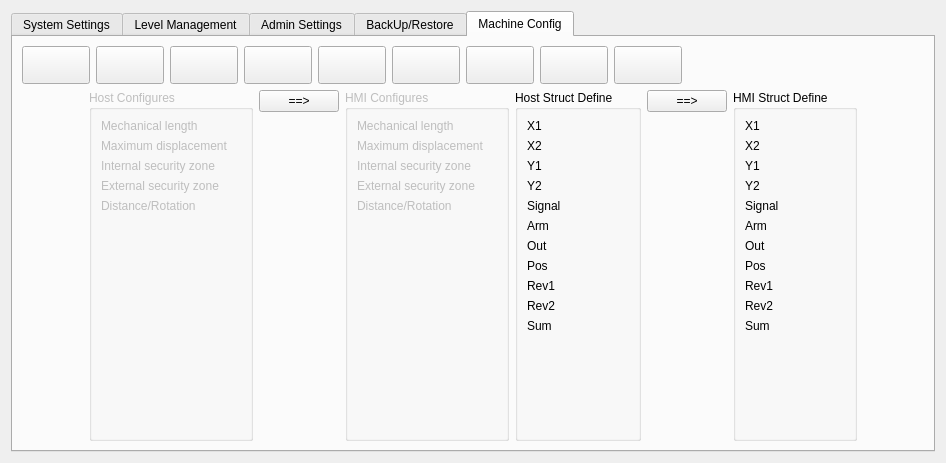
The window that hcsettings/ichcsystemsettingsframe.ui (GaussCheng/2-5AxisPunch) describes before a commit, drawn with Qt 5.
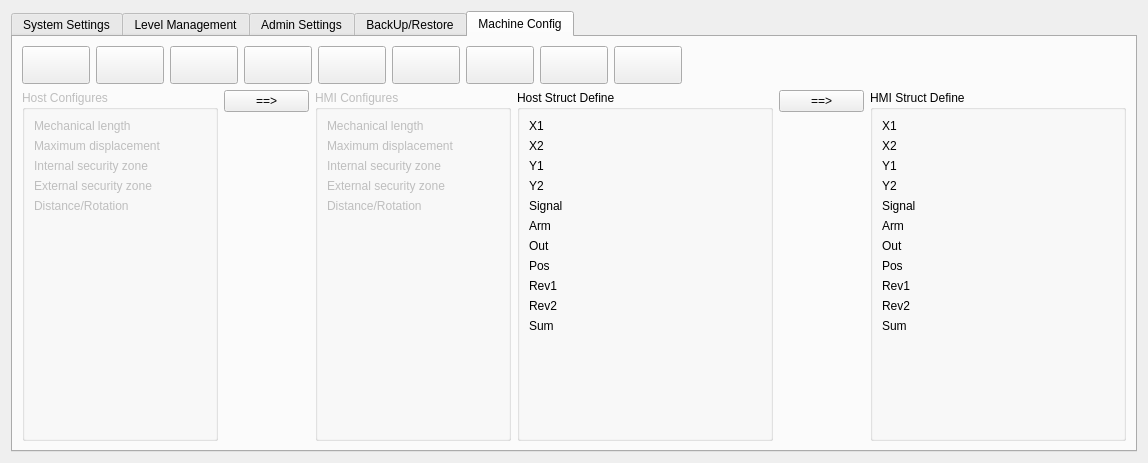
The same window after the commit. The open tabs and pages were chosen to show the change. Icons and pictures are not drawn. Custom widgets are drawn as their Qt base class.

Diff of the .ui file:
```diff
--- a/hcsettings/ichcsystemsettingsframe.ui
+++ b/hcsettings/ichcsystemsettingsframe.ui
@@ -32,7 +32,7 @@
       <enum>QTabWidget::Rounded</enum>
      </property>
      <property name="currentIndex">
-      <number>0</number>
+      <number>4</number>
      </property>
      <widget class="QWidget" name="systemSettingPage">
       <attribute name="title">
@@ -1056,19 +1056,6 @@
        </item>
        <item>
         <layout class="QHBoxLayout" name="horizontalLayout_6">
-         <item>
-          <spacer name="horizontalSpacer_5">
-           <property name="orientation">
-            <enum>Qt::Horizontal</enum>
-           </property>
-           <property name="sizeHint" stdset="0">
-            <size>
-             <width>40</width>
-             <height>20</height>
-            </size>
-           </property>
-          </spacer>
-         </item>
          <item>
           <widget class="QGroupBox" name="hostGroupBox">
            <property name="enabled">
@@ -1083,6 +1070,18 @@
             </property>
             <item row="0" column="0">
              <widget class="QLabel" name="label_21">
+              <property name="sizePolicy">
+               <sizepolicy hsizetype="Fixed" vsizetype="Preferred">
+                <horstretch>0</horstretch>
+                <verstretch>0</verstretch>
+               </sizepolicy>
+              </property>
+              <property name="minimumSize">
+               <size>
+                <width>159</width>
+                <height>0</height>
+               </size>
+              </property>
               <property name="text">
                <string>Mechanical length</string>
               </property>
@@ -1097,6 +1096,18 @@
             </item>
             <item row="1" column="0">
              <widget class="QLabel" name="label_25">
+              <property name="sizePolicy">
+               <sizepolicy hsizetype="Fixed" vsizetype="Preferred">
+                <horstretch>0</horstretch>
+                <verstretch>0</verstretch>
+               </sizepolicy>
+              </property>
+              <property name="minimumSize">
+               <size>
+                <width>159</width>
+                <height>0</height>
+               </size>
+              </property>
               <property name="text">
                <string>Maximum displacement</string>
               </property>
@@ -1111,6 +1122,18 @@
             </item>
             <item row="2" column="0">
              <widget class="QLabel" name="hostISafeLabel">
+              <property name="sizePolicy">
+               <sizepolicy hsizetype="Fixed" vsizetype="Preferred">
+                <horstretch>0</horstretch>
+                <verstretch>0</verstretch>
+               </sizepolicy>
+              </property>
+              <property name="minimumSize">
+               <size>
+                <width>159</width>
+                <height>0</height>
+               </size>
+              </property>
               <property name="text">
                <string>Internal security zone</string>
               </property>
@@ -1125,6 +1148,18 @@
             </item>
             <item row="3" column="0">
              <widget class="QLabel" name="hostOSafeLabel">
+              <property name="sizePolicy">
+               <sizepolicy hsizetype="Fixed" vsizetype="Preferred">
+                <horstretch>0</horstretch>
+                <verstretch>0</verstretch>
+               </sizepolicy>
+              </property>
+              <property name="minimumSize">
+               <size>
+                <width>159</width>
+                <height>0</height>
+               </size>
+              </property>
               <property name="text">
                <string>External security zone</string>
               </property>
@@ -1139,6 +1174,18 @@
             </item>
             <item row="4" column="0">
              <widget class="QLabel" name="label_24">
+              <property name="sizePolicy">
+               <sizepolicy hsizetype="Fixed" vsizetype="Preferred">
+                <horstretch>0</horstretch>
+                <verstretch>0</verstretch>
+               </sizepolicy>
+              </property>
+              <property name="minimumSize">
+               <size>
+                <width>159</width>
+                <height>0</height>
+               </size>
+              </property>
               <property name="text">
                <string>Distance/Rotation</string>
               </property>
@@ -1158,6 +1205,18 @@
           <layout class="QVBoxLayout" name="verticalLayout_6">
            <item>
             <widget class="QPushButton" name="selectHostButton">
+             <property name="sizePolicy">
+              <sizepolicy hsizetype="Fixed" vsizetype="Fixed">
+               <horstretch>0</horstretch>
+               <verstretch>0</verstretch>
+              </sizepolicy>
+             </property>
+             <property name="minimumSize">
+              <size>
+               <width>85</width>
+               <height>0</height>
+              </size>
+             </property>
              <property name="text">
               <string>==&gt;</string>
              </property>
@@ -1192,6 +1251,18 @@
             </property>
             <item row="0" column="0">
              <widget class="QLabel" name="label_7">
+              <property name="sizePolicy">
+               <sizepolicy hsizetype="Fixed" vsizetype="Preferred">
+                <horstretch>0</horstretch>
+                <verstretch>0</verstretch>
+               </sizepolicy>
+              </property>
+              <property name="minimumSize">
+               <size>
+                <width>159</width>
+                <height>0</height>
+               </size>
+              </property>
               <property name="text">
                <string>Mechanical length</string>
               </property>
@@ -1206,6 +1277,18 @@
             </item>
             <item row="1" column="0">
              <widget class="QLabel" name="label_8">
+              <property name="sizePolicy">
+               <sizepolicy hsizetype="Fixed" vsizetype="Preferred">
+                <horstretch>0</horstretch>
+                <verstretch>0</verstretch>
+               </sizepolicy>
+              </property>
+              <property name="minimumSize">
+               <size>
+                <width>159</width>
+                <height>0</height>
+               </size>
+              </property>
               <property name="text">
                <string>Maximum displacement</string>
               </property>
@@ -1220,6 +1303,18 @@
             </item>
             <item row="2" column="0">
              <widget class="QLabel" name="hmiISafeName">
+              <property name="sizePolicy">
+               <sizepolicy hsizetype="Fixed" vsizetype="Preferred">
+                <horstretch>0</horstretch>
+                <verstretch>0</verstretch>
+               </sizepolicy>
+              </property>
+              <property name="minimumSize">
+               <size>
+                <width>159</width>
+                <height>0</height>
+               </size>
+              </property>
               <property name="text">
                <string>Internal security zone</string>
               </property>
@@ -1234,6 +1329,18 @@
             </item>
             <item row="3" column="0">
              <widget class="QLabel" name="hmiOSafeName">
+              <property name="sizePolicy">
+               <sizepolicy hsizetype="Fixed" vsizetype="Preferred">
+                <horstretch>0</horstretch>
+                <verstretch>0</verstretch>
+               </sizepolicy>
+              </property>
+              <property name="minimumSize">
+               <size>
+                <width>159</width>
+                <height>0</height>
+               </size>
+              </property>
               <property name="text">
                <string>External security zone</string>
               </property>
@@ -1248,6 +1355,18 @@
             </item>
             <item row="4" column="0">
              <widget class="QLabel" name="label_11">
+              <property name="sizePolicy">
+               <sizepolicy hsizetype="Fixed" vsizetype="Preferred">
+                <horstretch>0</horstretch>
+                <verstretch>0</verstretch>
+               </sizepolicy>
+              </property>
+              <property name="minimumSize">
+               <size>
+                <width>159</width>
+                <height>0</height>
+               </size>
+              </property>
               <property name="text">
                <string>Distance/Rotation</string>
               </property>
@@ -1274,6 +1393,18 @@
             </property>
             <item row="0" column="0">
              <widget class="QLabel" name="label_22">
+              <property name="sizePolicy">
+               <sizepolicy hsizetype="Fixed" vsizetype="Preferred">
+                <horstretch>0</horstretch>
+                <verstretch>0</verstretch>
+               </sizepolicy>
+              </property>
+              <property name="minimumSize">
+               <size>
+                <width>152</width>
+                <height>0</height>
+               </size>
+              </property>
               <property name="text">
                <string>X1</string>
               </property>
@@ -1281,6 +1412,18 @@
             </item>
             <item row="1" column="0">
              <widget class="QLabel" name="label_23">
+              <property name="sizePolicy">
+               <sizepolicy hsizetype="Fixed" vsizetype="Preferred">
+                <horstretch>0</horstretch>
+                <verstretch>0</verstretch>
+               </sizepolicy>
+              </property>
+              <property name="minimumSize">
+               <size>
+                <width>152</width>
+                <height>0</height>
+               </size>
+              </property>
               <property name="text">
                <string>X2</string>
               </property>
@@ -1288,6 +1431,18 @@
             </item>
             <item row="2" column="0">
              <widget class="QLabel" name="label_26">
+              <property name="sizePolicy">
+               <sizepolicy hsizetype="Fixed" vsizetype="Preferred">
+                <horstretch>0</horstretch>
+                <verstretch>0</verstretch>
+               </sizepolicy>
+              </property>
+              <property name="minimumSize">
+               <size>
+                <width>152</width>
+                <height>0</height>
+               </size>
+              </property>
               <property name="text">
                <string>Y1</string>
               </property>
@@ -1295,6 +1450,18 @@
             </item>
             <item row="3" column="0">
              <widget class="QLabel" name="label_27">
+              <property name="sizePolicy">
+               <sizepolicy hsizetype="Fixed" vsizetype="Preferred">
+                <horstretch>0</horstretch>
+                <verstretch>0</verstretch>
+               </sizepolicy>
+              </property>
+              <property name="minimumSize">
+               <size>
+                <width>152</width>
+                <height>0</height>
+               </size>
+              </property>
               <property name="text">
                <string>Y2</string>
               </property>
@@ -1302,6 +1469,18 @@
             </item>
             <item row="0" column="1">
              <widget class="QLabel" name="hostX1">
+              <property name="sizePolicy">
+               <sizepolicy hsizetype="Fixed" vsizetype="Preferred">
+                <horstretch>0</horstretch>
+                <verstretch>0</verstretch>
+               </sizepolicy>
+              </property>
+              <property name="minimumSize">
+               <size>
+                <width>74</width>
+                <height>0</height>
+               </size>
+              </property>
               <property name="text">
                <string/>
               </property>
@@ -1309,6 +1488,18 @@
             </item>
             <item row="1" column="1">
              <widget class="QLabel" name="hostX2">
+              <property name="sizePolicy">
+               <sizepolicy hsizetype="Fixed" vsizetype="Preferred">
+                <horstretch>0</horstretch>
+                <verstretch>0</verstretch>
+               </sizepolicy>
+              </property>
+              <property name="minimumSize">
+               <size>
+                <width>74</width>
+                <height>0</height>
+               </size>
+              </property>
               <property name="text">
                <string/>
               </property>
@@ -1316,6 +1507,18 @@
             </item>
             <item row="2" column="1">
              <widget class="QLabel" name="hostY1">
+              <property name="sizePolicy">
+               <sizepolicy hsizetype="Fixed" vsizetype="Preferred">
+                <horstretch>0</horstretch>
+                <verstretch>0</verstretch>
+               </sizepolicy>
+              </property>
+              <property name="minimumSize">
+               <size>
+                <width>74</width>
+                <height>0</height>
+               </size>
+              </property>
               <property name="text">
                <string/>
               </property>
@@ -1323,6 +1526,18 @@
             </item>
             <item row="3" column="1">
              <widget class="QLabel" name="hostY2">
+              <property name="sizePolicy">
+               <sizepolicy hsizetype="Fixed" vsizetype="Preferred">
+                <horstretch>0</horstretch>
+                <verstretch>0</verstretch>
+               </sizepolicy>
+              </property>
+              <property name="minimumSize">
+               <size>
+                <width>74</width>
+                <height>0</height>
+               </size>
+              </property>
               <property name="text">
                <string/>
               </property>
@@ -1330,6 +1545,18 @@
             </item>
             <item row="4" column="0">
              <widget class="QLabel" name="label_28">
+              <property name="sizePolicy">
+               <sizepolicy hsizetype="Fixed" vsizetype="Preferred">
+                <horstretch>0</horstretch>
+                <verstretch>0</verstretch>
+               </sizepolicy>
+              </property>
+              <property name="minimumSize">
+               <size>
+                <width>152</width>
+                <height>0</height>
+               </size>
+              </property>
               <property name="text">
                <string>Signal</string>
               </property>
@@ -1337,6 +1564,18 @@
             </item>
             <item row="4" column="1">
              <widget class="QLabel" name="hostSignal">
+              <property name="sizePolicy">
+               <sizepolicy hsizetype="Fixed" vsizetype="Preferred">
+                <horstretch>0</horstretch>
+                <verstretch>0</verstretch>
+               </sizepolicy>
+              </property>
+              <property name="minimumSize">
+               <size>
+                <width>74</width>
+                <height>0</height>
+               </size>
+              </property>
               <property name="text">
                <string/>
               </property>
@@ -1344,6 +1583,18 @@
             </item>
             <item row="5" column="0">
              <widget class="QLabel" name="label_29">
+              <property name="sizePolicy">
+               <sizepolicy hsizetype="Fixed" vsizetype="Preferred">
+                <horstretch>0</horstretch>
+                <verstretch>0</verstretch>
+               </sizepolicy>
+              </property>
+              <property name="minimumSize">
+               <size>
+                <width>152</width>
+                <height>0</height>
+               </size>
+              </property>
               <property name="text">
                <string>Arm</string>
               </property>
@@ -1351,6 +1602,18 @@
             </item>
             <item row="5" column="1">
              <widget class="QLabel" name="hostArm">
+              <property name="sizePolicy">
+               <sizepolicy hsizetype="Fixed" vsizetype="Preferred">
+                <horstretch>0</horstretch>
+                <verstretch>0</verstretch>
+               </sizepolicy>
+              </property>
+              <property name="minimumSize">
+               <size>
+                <width>74</width>
+                <height>0</height>
+               </size>
+              </property>
               <property name="text">
                <string/>
               </property>
@@ -1358,6 +1621,18 @@
             </item>
             <item row="6" column="0">
              <widget class="QLabel" name="label_30">
+              <property name="sizePolicy">
+               <sizepolicy hsizetype="Fixed" vsizetype="Preferred">
+                <horstretch>0</horstretch>
+                <verstretch>0</verstretch>
+               </sizepolicy>
+              </property>
+              <property name="minimumSize">
+               <size>
+                <width>152</width>
+                <height>0</height>
+               </size>
+              </property>
               <property name="text">
                <string>Out</string>
               </property>
@@ -1365,6 +1640,18 @@
             </item>
             <item row="6" column="1">
              <widget class="QLabel" name="hostOut">
+              <property name="sizePolicy">
+               <sizepolicy hsizetype="Fixed" vsizetype="Preferred">
+                <horstretch>0</horstretch>
+                <verstretch>0</verstretch>
+               </sizepolicy>
+              </property>
+              <property name="minimumSize">
+               <size>
+                <width>74</width>
+                <height>0</height>
+               </size>
+              </property>
               <property name="text">
                <string/>
               </property>
@@ -1372,6 +1659,18 @@
             </item>
             <item row="7" column="0">
              <widget class="QLabel" name="label_31">
+              <property name="sizePolicy">
+               <sizepolicy hsizetype="Fixed" vsizetype="Preferred">
+                <horstretch>0</horstretch>
+                <verstretch>0</verstretch>
+               </sizepolicy>
+              </property>
+              <property name="minimumSize">
+               <size>
+                <width>152</width>
+                <height>0</height>
+               </size>
+              </property>
               <property name="text">
                <string>Pos</string>
               </property>
@@ -1379,6 +1678,18 @@
             </item>
             <item row="7" column="1">
              <widget class="QLabel" name="hostPos">
+              <property name="sizePolicy">
+               <sizepolicy hsizetype="Fixed" vsizetype="Preferred">
+                <horstretch>0</horstretch>
+                <verstretch>0</verstretch>
+               </sizepolicy>
+              </property>
+              <property name="minimumSize">
+               <size>
+                <width>74</width>
+                <height>0</height>
+               </size>
+              </property>
               <property name="text">
                <string/>
               </property>
@@ -1386,6 +1697,18 @@
             </item>
             <item row="8" column="0">
              <widget class="QLabel" name="label_32">
+              <property name="sizePolicy">
+               <sizepolicy hsizetype="Fixed" vsizetype="Preferred">
+                <horstretch>0</horstretch>
+                <verstretch>0</verstretch>
+               </sizepolicy>
+              </property>
+              <property name="minimumSize">
+               <size>
+                <width>152</width>
+                <height>0</height>
+               </size>
+              </property>
               <property name="text">
                <string>Rev1</string>
               </property>
@@ -1393,6 +1716,18 @@
             </item>
             <item row="9" column="0">
              <widget class="QLabel" name="label_33">
+              <property name="sizePolicy">
+               <sizepolicy hsizetype="Fixed" vsizetype="Preferred">
+                <horstretch>0</horstretch>
+                <verstretch>0</verstretch>
+               </sizepolicy>
+              </property>
+              <property name="minimumSize">
+               <size>
+                <width>152</width>
+                <height>0</height>
+               </size>
+              </property>
               <property name="text">
                <string>Rev2</string>
               </property>
@@ -1400,6 +1735,18 @@
             </item>
             <item row="10" column="0">
              <widget class="QLabel" name="label_34">
+              <property name="sizePolicy">
+               <sizepolicy hsizetype="Fixed" vsizetype="Preferred">
+                <horstretch>0</horstretch>
+                <verstretch>0</verstretch>
+               </sizepolicy>
+              </property>
+              <property name="minimumSize">
+               <size>
+                <width>152</width>
+                <height>0</height>
+               </size>
+              </property>
               <property name="text">
                <string>Sum</string>
               </property>
@@ -1407,6 +1754,18 @@
             </item>
             <item row="8" column="1">
              <widget class="QLabel" name="hostRev1">
+              <property name="sizePolicy">
+               <sizepolicy hsizetype="Fixed" vsizetype="Preferred">
+                <horstretch>0</horstretch>
+                <verstretch>0</verstretch>
+               </sizepolicy>
+              </property>
+              <property name="minimumSize">
+               <size>
+                <width>74</width>
+                <height>0</height>
+               </size>
+              </property>
               <property name="text">
                <string/>
               </property>
@@ -1414,6 +1773,18 @@
             </item>
             <item row="9" column="1">
              <widget class="QLabel" name="hostRev2">
+              <property name="sizePolicy">
+               <sizepolicy hsizetype="Fixed" vsizetype="Preferred">
+                <horstretch>0</horstretch>
+                <verstretch>0</verstretch>
+               </sizepolicy>
+              </property>
+              <property name="minimumSize">
+               <size>
+                <width>74</width>
+                <height>0</height>
+               </size>
+              </property>
               <property name="text">
                <string/>
               </property>
@@ -1421,6 +1792,18 @@
             </item>
             <item row="10" column="1">
              <widget class="QLabel" name="hostSum">
+              <property name="sizePolicy">
+               <sizepolicy hsizetype="Fixed" vsizetype="Preferred">
+                <horstretch>0</horstretch>
+                <verstretch>0</verstretch>
+               </sizepolicy>
+              </property>
+              <property name="minimumSize">
+               <size>
+                <width>74</width>
+                <height>0</height>
+               </size>
+              </property>
               <property name="text">
                <string/>
               </property>
@@ -1433,6 +1816,18 @@
           <layout class="QVBoxLayout" name="verticalLayout_7">
            <item>
             <widget class="QPushButton" name="structSelectHostButton">
+             <property name="sizePolicy">
+              <sizepolicy hsizetype="Fixed" vsizetype="Fixed">
+               <horstretch>0</horstretch>
+               <verstretch>0</verstretch>
+              </sizepolicy>
+             </property>
+             <property name="minimumSize">
+              <size>
+               <width>85</width>
+               <height>0</height>
+              </size>
+             </property>
              <property name="text">
               <string>==&gt;</string>
              </property>
@@ -1464,55 +1859,151 @@
             </property>
             <item row="0" column="0">
              <widget class="QLabel" name="label_3">
+              <property name="sizePolicy">
+               <sizepolicy hsizetype="Fixed" vsizetype="Preferred">
+                <horstretch>0</horstretch>
+                <verstretch>0</verstretch>
+               </sizepolicy>
+              </property>
+              <property name="minimumSize">
+               <size>
+                <width>152</width>
+                <height>0</height>
+               </size>
+              </property>
               <property name="text">
                <string>X1</string>
               </property>
              </widget>
             </item>
-            <item row="1" column="0">
-             <widget class="QLabel" name="label_9">
-              <property name="text">
-               <string>X2</string>
-              </property>
-             </widget>
-            </item>
-            <item row="2" column="0">
-             <widget class="QLabel" name="label_10">
-              <property name="text">
-               <string>Y1</string>
-              </property>
-             </widget>
-            </item>
-            <item row="3" column="0">
-             <widget class="QLabel" name="label_12">
-              <property name="text">
-               <string>Y2</string>
-              </property>
-             </widget>
-            </item>
             <item row="0" column="1">
              <widget class="QLabel" name="hmiX1">
+              <property name="sizePolicy">
+               <sizepolicy hsizetype="Fixed" vsizetype="Preferred">
+                <horstretch>0</horstretch>
+                <verstretch>0</verstretch>
+               </sizepolicy>
+              </property>
+              <property name="minimumSize">
+               <size>
+                <width>74</width>
+                <height>0</height>
+               </size>
+              </property>
               <property name="text">
                <string/>
               </property>
              </widget>
             </item>
+            <item row="1" column="0">
+             <widget class="QLabel" name="label_9">
+              <property name="sizePolicy">
+               <sizepolicy hsizetype="Fixed" vsizetype="Preferred">
+                <horstretch>0</horstretch>
+                <verstretch>0</verstretch>
+               </sizepolicy>
+              </property>
+              <property name="minimumSize">
+               <size>
+                <width>152</width>
+                <height>0</height>
+               </size>
+              </property>
+              <property name="text">
+               <string>X2</string>
+              </property>
+             </widget>
+            </item>
             <item row="1" column="1">
              <widget class="QLabel" name="hmiX2">
+              <property name="sizePolicy">
+               <sizepolicy hsizetype="Fixed" vsizetype="Preferred">
+                <horstretch>0</horstretch>
+                <verstretch>0</verstretch>
+               </sizepolicy>
+              </property>
+              <property name="minimumSize">
+               <size>
+                <width>74</width>
+                <height>0</height>
+               </size>
+              </property>
               <property name="text">
                <string/>
               </property>
              </widget>
             </item>
+            <item row="2" column="0">
+             <widget class="QLabel" name="label_10">
+              <property name="sizePolicy">
+               <sizepolicy hsizetype="Fixed" vsizetype="Preferred">
+                <horstretch>0</horstretch>
+                <verstretch>0</verstretch>
+               </sizepolicy>
+              </property>
+              <property name="minimumSize">
+               <size>
+                <width>152</width>
+                <height>0</height>
+               </size>
+              </property>
+              <property name="text">
+               <string>Y1</string>
+              </property>
+             </widget>
+            </item>
             <item row="2" column="1">
              <widget class="QLabel" name="hmiY1">
+              <property name="sizePolicy">
+               <sizepolicy hsizetype="Fixed" vsizetype="Preferred">
+                <horstretch>0</horstretch>
+                <verstretch>0</verstretch>
+               </sizepolicy>
+              </property>
+              <property name="minimumSize">
+               <size>
+                <width>74</width>
+                <height>0</height>
+               </size>
+              </property>
               <property name="text">
                <string/>
               </property>
              </widget>
             </item>
+            <item row="3" column="0">
+             <widget class="QLabel" name="label_12">
+              <property name="sizePolicy">
+               <sizepolicy hsizetype="Fixed" vsizetype="Preferred">
+                <horstretch>0</horstretch>
+                <verstretch>0</verstretch>
+               </sizepolicy>
+              </property>
+              <property name="minimumSize">
+               <size>
+                <width>152</width>
+                <height>0</height>
+               </size>
+              </property>
+              <property name="text">
+               <string>Y2</string>
+              </property>
+             </widget>
+            </item>
             <item row="3" column="1">
              <widget class="QLabel" name="hmiY2">
+              <property name="sizePolicy">
+               <sizepolicy hsizetype="Fixed" vsizetype="Preferred">
+                <horstretch>0</horstretch>
+                <verstretch>0</verstretch>
+               </sizepolicy>
+              </property>
+              <property name="minimumSize">
+               <size>
+                <width>74</width>
+                <height>0</height>
+               </size>
+              </property>
               <property name="text">
                <string/>
               </property>
@@ -1520,6 +2011,18 @@
             </item>
             <item row="4" column="0">
              <widget class="QLabel" name="label_13">
+              <property name="sizePolicy">
+               <sizepolicy hsizetype="Fixed" vsizetype="Preferred">
+                <horstretch>0</horstretch>
+                <verstretch>0</verstretch>
+               </sizepolicy>
+              </property>
+              <property name="minimumSize">
+               <size>
+                <width>152</width>
+                <height>0</height>
+               </size>
+              </property>
               <property name="text">
                <string>Signal</string>
               </property>
@@ -1527,6 +2030,18 @@
             </item>
             <item row="4" column="1">
              <widget class="QLabel" name="hmiSignal">
+              <property name="sizePolicy">
+               <sizepolicy hsizetype="Fixed" vsizetype="Preferred">
+                <horstretch>0</horstretch>
+                <verstretch>0</verstretch>
+               </sizepolicy>
+              </property>
+              <property name="minimumSize">
+               <size>
+                <width>74</width>
+                <height>0</height>
+               </size>
+              </property>
               <property name="text">
                <string/>
               </property>
@@ -1534,6 +2049,18 @@
             </item>
             <item row="5" column="0">
              <widget class="QLabel" name="label_16">
+              <property name="sizePolicy">
+               <sizepolicy hsizetype="Fixed" vsizetype="Preferred">
+                <horstretch>0</horstretch>
+                <verstretch>0</verstretch>
+               </sizepolicy>
+              </property>
+              <property name="minimumSize">
+               <size>
+                <width>152</width>
+                <height>0</height>
+               </size>
+              </property>
               <property name="text">
                <string>Arm</string>
               </property>
@@ -1541,6 +2068,18 @@
             </item>
             <item row="5" column="1">
              <widget class="QLabel" name="hmiArm">
+              <property name="sizePolicy">
+               <sizepolicy hsizetype="Fixed" vsizetype="Preferred">
+                <horstretch>0</horstretch>
+                <verstretch>0</verstretch>
+               </sizepolicy>
+              </property>
+              <property name="minimumSize">
+               <size>
+                <width>74</width>
+                <height>0</height>
+               </size>
+              </property>
               <property name="text">
                <string/>
               </property>
@@ -1548,6 +2087,18 @@
             </item>
             <item row="6" column="0">
              <widget class="QLabel" name="label_17">
+              <property name="sizePolicy">
+               <sizepolicy hsizetype="Fixed" vsizetype="Preferred">
+                <horstretch>0</horstretch>
+                <verstretch>0</verstretch>
+               </sizepolicy>
+              </property>
+              <property name="minimumSize">
+               <size>
+                <width>152</width>
+                <height>0</height>
+               </size>
+              </property>
               <property name="text">
                <string>Out</string>
               </property>
@@ -1555,6 +2106,18 @@
             </item>
             <item row="6" column="1">
              <widget class="QLabel" name="hmiOut">
+              <property name="sizePolicy">
+               <sizepolicy hsizetype="Fixed" vsizetype="Preferred">
+                <horstretch>0</horstretch>
+                <verstretch>0</verstretch>
+               </sizepolicy>
+              </property>
+              <property name="minimumSize">
+               <size>
+                <width>74</width>
+                <height>0</height>
+               </size>
+              </property>
               <property name="text">
                <string/>
               </property>
@@ -1562,6 +2125,18 @@
             </item>
             <item row="7" column="0">
              <widget class="QLabel" name="label_18">
+              <property name="sizePolicy">
+               <sizepolicy hsizetype="Fixed" vsizetype="Preferred">
+                <horstretch>0</horstretch>
+                <verstretch>0</verstretch>
+               </sizepolicy>
+              </property>
+              <property name="minimumSize">
+               <size>
+                <width>152</width>
+                <height>0</height>
+               </size>
+              </property>
               <property name="text">
                <string>Pos</string>
               </property>
@@ -1569,6 +2144,18 @@
             </item>
             <item row="7" column="1">
              <widget class="QLabel" name="hmiPos">
+              <property name="sizePolicy">
+               <sizepolicy hsizetype="Fixed" vsizetype="Preferred">
+                <horstretch>0</horstretch>
+                <verstretch>0</verstretch>
+               </sizepolicy>
+              </property>
+              <property name="minimumSize">
+               <size>
+                <width>74</width>
+                <height>0</height>
+               </size>
+              </property>
               <property name="text">
                <string/>
               </property>
@@ -1576,41 +2163,113 @@
             </item>
             <item row="8" column="0">
              <widget class="QLabel" name="label_19">
+              <property name="sizePolicy">
+               <sizepolicy hsizetype="Fixed" vsizetype="Preferred">
+                <horstretch>0</horstretch>
+                <verstretch>0</verstretch>
+               </sizepolicy>
+              </property>
+              <property name="minimumSize">
+               <size>
+                <width>152</width>
+                <height>0</height>
+               </size>
+              </property>
               <property name="text">
                <string>Rev1</string>
               </property>
              </widget>
             </item>
-            <item row="9" column="0">
-             <widget class="QLabel" name="label_20">
-              <property name="text">
-               <string>Rev2</string>
-              </property>
-             </widget>
-            </item>
-            <item row="10" column="0">
-             <widget class="QLabel" name="label_35">
-              <property name="text">
-               <string>Sum</string>
-              </property>
-             </widget>
-            </item>
             <item row="8" column="1">
              <widget class="QLabel" name="hmiRev1">
+              <property name="sizePolicy">
+               <sizepolicy hsizetype="Fixed" vsizetype="Preferred">
+                <horstretch>0</horstretch>
+                <verstretch>0</verstretch>
+               </sizepolicy>
+              </property>
+              <property name="minimumSize">
+               <size>
+                <width>74</width>
+                <height>0</height>
+               </size>
+              </property>
               <property name="text">
                <string/>
               </property>
              </widget>
             </item>
+            <item row="9" column="0">
+             <widget class="QLabel" name="label_20">
+              <property name="sizePolicy">
+               <sizepolicy hsizetype="Fixed" vsizetype="Preferred">
+                <horstretch>0</horstretch>
+                <verstretch>0</verstretch>
+               </sizepolicy>
+              </property>
+              <property name="minimumSize">
+               <size>
+                <width>152</width>
+                <height>0</height>
+               </size>
+              </property>
+              <property name="text">
+               <string>Rev2</string>
+              </property>
+             </widget>
+            </item>
             <item row="9" column="1">
              <widget class="QLabel" name="hmiRev2">
+              <property name="sizePolicy">
+               <sizepolicy hsizetype="Fixed" vsizetype="Preferred">
+                <horstretch>0</horstretch>
+                <verstretch>0</verstretch>
+               </sizepolicy>
+              </property>
+              <property name="minimumSize">
+               <size>
+                <width>74</width>
+                <height>0</height>
+               </size>
+              </property>
               <property name="text">
                <string/>
               </property>
              </widget>
             </item>
+            <item row="10" column="0">
+             <widget class="QLabel" name="label_35">
+              <property name="sizePolicy">
+               <sizepolicy hsizetype="Fixed" vsizetype="Preferred">
+                <horstretch>0</horstretch>
+                <verstretch>0</verstretch>
+               </sizepolicy>
+              </property>
+              <property name="minimumSize">
+               <size>
+                <width>152</width>
+                <height>0</height>
+               </size>
+              </property>
+              <property name="text">
+               <string>Sum</string>
+              </property>
+             </widget>
+            </item>
             <item row="10" column="1">
              <widget class="QLabel" name="hmiSum">
+              <property name="sizePolicy">
+               <sizepolicy hsizetype="Fixed" vsizetype="Preferred">
+                <horstretch>0</horstretch>
+                <verstretch>0</verstretch>
+               </sizepolicy>
+              </property>
+              <property name="minimumSize">
+               <size>
+                <width>74</width>
+                <height>0</height>
+               </size>
+              </property>
               <property name="text">
                <string/>
               </property>
@@ -1619,19 +2278,6 @@
            </layout>
           </widget>
          </item>
-         <item>
-          <spacer name="horizontalSpacer_6">
-           <property name="orientation">
-            <enum>Qt::Horizontal</enum>
-           </property>
-           <property name="sizeHint" stdset="0">
-            <size>
-             <width>40</width>
-             <height>20</height>
-            </size>
-           </property>
-          </spacer>
-         </item>
         </layout>
        </item>
       </layout>
@@ -1641,16 +2287,16 @@
   </layout>
  </widget>
  <customwidgets>
-  <customwidget>
-   <class>ICLineEditWithVirtualNumericKeypad</class>
-   <extends>QLineEdit</extends>
-   <header>iclineeditwithvirtualnumerickeypad.h</header>
-  </customwidget>
   <customwidget>
    <class>ICLineEditWithVirtualKeyboard</class>
    <extends>QLineEdit</extends>
    <header>iclineeditwithvirtualkeyboard.h</header>
   </customwidget>
+  <customwidget>
+   <class>ICLineEditWithVirtualNumericKeypad</class>
+   <extends>QLineEdit</extends>
+   <header>iclineeditwithvirtualnumerickeypad.h</header>
+  </customwidget>
  </customwidgets>
  <resources>
   <include location="../resource.qrc"/>
```
